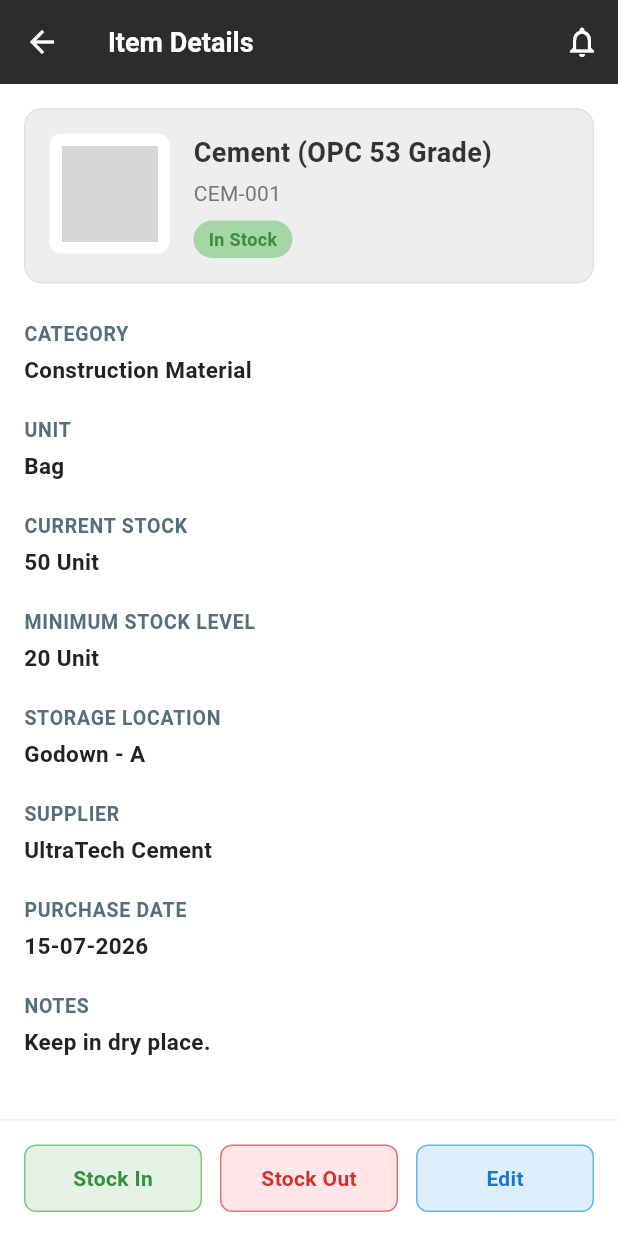
After one commit to Om-Variya/geo_test, a Flutter app: the ItemDetailsScreen screen opened directly, on a phone screen of 412 x 824 dp. The commit adds this screen. Run offline on Flutter 3.47's test engine with Material 3 defaults, Android fonts, the phone set to English and light mode, and no system bars; grey boxes are pictures that could not be loaded.

Commit message:
item details page added

```diff
--- a/lib/Screen/UserScreen/inventory.dart
+++ b/lib/Screen/UserScreen/inventory.dart
@@ -1,4 +1,5 @@
 import 'package:flutter/material.dart';
+import 'package:geo_test/Screen/UserScreen/item_details.dart';
 
 class InventoryScreen extends StatelessWidget {
   const InventoryScreen({super.key});
@@ -97,7 +98,15 @@ class InventoryCard extends StatelessWidget {
 
   @override
   Widget build(BuildContext context) {
-    return Container(
+    return GestureDetector(
+      // This onTap navigates to the ItemDetailsScreen when the card is tapped
+      onTap: () {
+        Navigator.push(
+          context,
+          MaterialPageRoute(builder: (context) => const ItemDetailsScreen()),
+        );
+      },
+      child: Container(
         padding: const EdgeInsets.all(16.0),
         decoration: BoxDecoration(
           color: Colors.grey.shade100,
@@ -146,6 +155,7 @@ class InventoryCard extends StatelessWidget {
             Icon(Icons.chevron_right, color: Colors.grey.shade400),
           ],
         ),
+      ),
     );
   }
 }
--- /dev/null
+++ b/lib/Screen/UserScreen/item_details.dart
@@ -0,0 +1,208 @@
+import 'package:flutter/material.dart';
+
+class ItemDetailsScreen extends StatelessWidget {
+  const ItemDetailsScreen({super.key});
+
+  @override
+  Widget build(BuildContext context) {
+    return Scaffold(
+      backgroundColor: Colors.white,
+      appBar: AppBar(
+        backgroundColor: const Color(0xFF2C2C2C),
+        elevation: 0,
+        leading: IconButton(
+          icon: const Icon(Icons.arrow_back, color: Colors.white),
+          onPressed: () {
+            Navigator.pop(context);
+          },
+        ),
+        title: const Text(
+          'Item Details',
+          style: TextStyle(
+            color: Colors.white,
+            fontSize: 18,
+            fontWeight: FontWeight.bold,
+          ),
+        ),
+        actions: [
+          IconButton(
+            icon: const Icon(Icons.notifications_none, color: Colors.white),
+            onPressed: () {},
+          ),
+        ],
+      ),
+      body: Column(
+        children: [
+          Expanded(
+            child: SingleChildScrollView(
+              padding: const EdgeInsets.all(16.0),
+              child: Column(
+                crossAxisAlignment: CrossAxisAlignment.start,
+                children: [
+                  // Top Item Card
+                  Container(
+                    padding: const EdgeInsets.all(16.0),
+                    decoration: BoxDecoration(
+                      color: Colors.grey.shade200,
+                      borderRadius: BorderRadius.circular(12.0),
+                      border: Border.all(color: Colors.grey.shade300),
+                    ),
+                    child: Row(
+                      crossAxisAlignment: CrossAxisAlignment.start,
+                      children: [
+                        // Image Container
+                        Container(
+                          width: 80,
+                          height: 80,
+                          decoration: BoxDecoration(
+                            color: Colors.white,
+                            borderRadius: BorderRadius.circular(8.0),
+                          ),
+                          padding: const EdgeInsets.all(8.0),
+                          child: Image.asset(
+                            'lib/resources/images/ultratech-cement-500x500.jpg',
+                            fit: BoxFit.contain,
+                            // Fallback icon just in case the image path isn't in pubspec.yaml yet
+                            errorBuilder: (context, error, stackTrace) =>
+                                const Icon(Icons.image, color: Colors.grey, size: 40),
+                          ),
+                        ),
+                        const SizedBox(width: 16),
+                        // Title and Badge
+                        Expanded(
+                          child: Column(
+                            crossAxisAlignment: CrossAxisAlignment.start,
+                            children: [
+                              const Text(
+                                'Cement (OPC 53 Grade)',
+                                style: TextStyle(
+                                  fontSize: 18,
+                                  fontWeight: FontWeight.bold,
+                                  color: Color(0xFF333333),
+                                ),
+                              ),
+                              const SizedBox(height: 4),
+                              Text(
+                                'CEM-001',
+                                style: TextStyle(
+                                  fontSize: 14,
+                                  color: Colors.grey.shade600,
+                                ),
+                              ),
+                              const SizedBox(height: 8),
+                              Container(
+                                padding: const EdgeInsets.symmetric(horizontal: 10, vertical: 4),
+                                decoration: BoxDecoration(
+                                  color: Colors.green.shade200,
+                                  borderRadius: BorderRadius.circular(20.0),
+                                ),
+                                child: Text(
+                                  'In Stock',
+                                  style: TextStyle(
+                                    color: Colors.green.shade700,
+                                    fontSize: 12,
+                                    fontWeight: FontWeight.bold,
+                                  ),
+                                ),
+                              ),
+                            ],
+                          ),
+                        ),
+                      ],
+                    ),
+                  ),
+                  const SizedBox(height: 24),
+
+                  // Details List
+                  _buildDetailItem('CATEGORY', 'Construction Material'),
+                  _buildDetailItem('UNIT', 'Bag'),
+                  _buildDetailItem('CURRENT STOCK', '50 Unit'),
+                  _buildDetailItem('MINIMUM STOCK LEVEL', '20 Unit'),
+                  _buildDetailItem('STORAGE LOCATION', 'Godown - A'),
+                  _buildDetailItem('SUPPLIER', 'UltraTech Cement'),
+                  _buildDetailItem('PURCHASE DATE', '15-07-2026'),
+                  _buildDetailItem('NOTES', 'Keep in dry place.'),
+                ],
+              ),
+            ),
+          ),
+
+          // Bottom Action Buttons
+          Container(
+            padding: const EdgeInsets.all(16.0),
+            decoration: BoxDecoration(
+              color: Colors.white,
+              border: Border(top: BorderSide(color: Colors.grey.shade200)),
+            ),
+            child: Row(
+              children: [
+                _buildActionButton('Stock In', Colors.green),
+                const SizedBox(width: 12),
+                _buildActionButton('Stock Out', Colors.red),
+                const SizedBox(width: 12),
+                _buildActionButton('Edit', Colors.blue),
+              ],
+            ),
+          ),
+        ],
+      ),
+    );
+  }
+
+  // Reusable widget for textual details
+  Widget _buildDetailItem(String label, String value) {
+    return Padding(
+      padding: const EdgeInsets.only(bottom: 20.0),
+      child: Column(
+        crossAxisAlignment: CrossAxisAlignment.start,
+        children: [
+          Text(
+            label,
+            style: TextStyle(
+              fontSize: 13,
+              fontWeight: FontWeight.bold,
+              color: Colors.blueGrey.shade600,
+              letterSpacing: 0.5,
+            ),
+          ),
+          const SizedBox(height: 4),
+          Text(
+            value,
+            style: const TextStyle(
+              fontSize: 15,
+              fontWeight: FontWeight.w600,
+              color: Color(0xFF222222),
+            ),
+          ),
+        ],
+      ),
+    );
+  }
+
+  // Reusable widget for the bottom buttons
+  Widget _buildActionButton(String title, MaterialColor color) {
+    return Expanded(
+      child: InkWell(
+        onTap: () {},
+        borderRadius: BorderRadius.circular(8.0),
+        child: Container(
+          height: 45,
+          decoration: BoxDecoration(
+            color: color.shade100.withOpacity(0.5),
+            borderRadius: BorderRadius.circular(8.0),
+            border: Border.all(color: color.shade300),
+          ),
+          alignment: Alignment.center,
+          child: Text(
+            title,
+            style: TextStyle(
+              color: color.shade700,
+              fontWeight: FontWeight.bold,
+              fontSize: 14,
+            ),
+          ),
+        ),
+      ),
+    );
+  }
+}
--- a/pubspec.yaml
+++ b/pubspec.yaml
@@ -10,6 +10,7 @@ dependencies:
   flutter:
     sdk: flutter
 
+
 dev_dependencies:
   flutter_test:
     sdk: flutter
```
Lines whose indentation alone changed are shown as unchanged.
